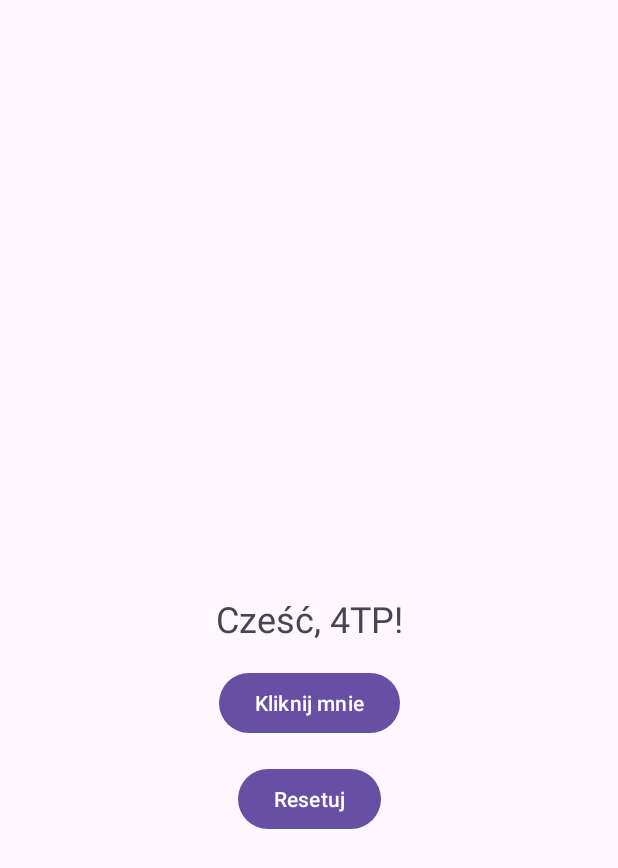
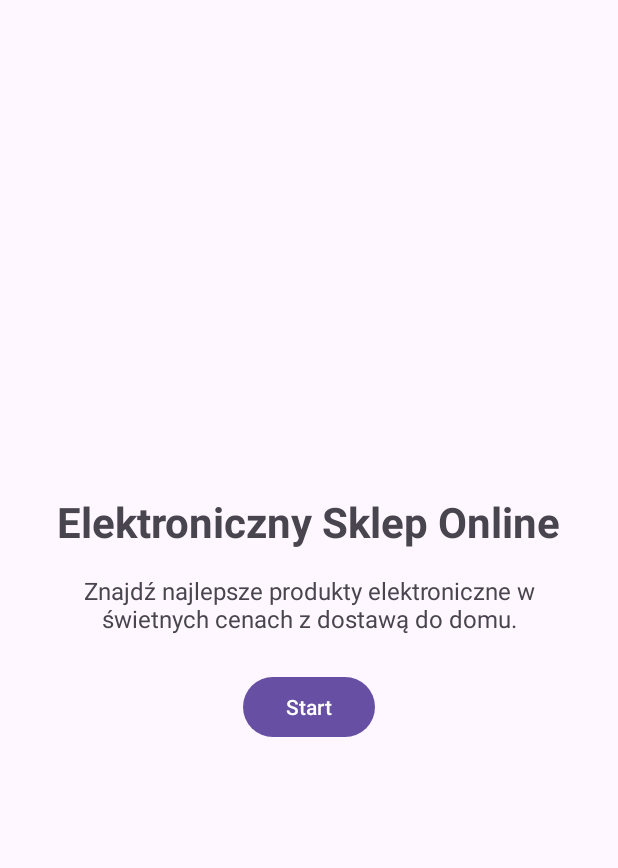
Before and after one commit to oszok/HelloApp, an Android app: the screen it shows after launch (MainActivity), on a phone screen of 412 x 824 dp. Shown: the top 868 px of the screen. Run offline under Robolectric (Android 15) with nearby library versions, the phone set to English and light mode, and no system bars.

Commit message:
Zadanie 6 - sklep

```diff
--- a/app/src/main/java/com/example/helloapp/MainActivity.java
+++ b/app/src/main/java/com/example/helloapp/MainActivity.java
@@ -2,7 +2,6 @@ package com.example.helloapp;
 
 import android.os.Bundle;
 import android.widget.Button;
-import android.widget.TextView;
 import android.widget.Toast;
 
 import androidx.activity.EdgeToEdge;
@@ -13,36 +12,24 @@ import androidx.core.view.WindowInsetsCompat;
 
 public class MainActivity extends AppCompatActivity {
 
-    private TextView textGreeting;
-    private Button buttonClick;
-    private Button buttonReset;
-    private int clickCount = 0;
+    private Button buttonStart;
 
     @Override
     protected void onCreate(Bundle savedInstanceState) {
         super.onCreate(savedInstanceState);
         EdgeToEdge.enable(this);
         setContentView(R.layout.activity_main);
+
         ViewCompat.setOnApplyWindowInsetsListener(findViewById(R.id.main), (v, insets) -> {
             Insets systemBars = insets.getInsets(WindowInsetsCompat.Type.systemBars());
             v.setPadding(systemBars.left, systemBars.top, systemBars.right, systemBars.bottom);
             return insets;
         });
 
-        textGreeting = findViewById(R.id.text_greeting);
-        buttonClick = findViewById(R.id.button_click);
-        buttonReset = findViewById(R.id.button_reset); // <-- Tutaj brakowało tej linijki!
+        buttonStart = findViewById(R.id.button_start);
 
-        buttonClick.setOnClickListener(v -> {
-            clickCount++;
-            textGreeting.setText("Kliknięto " + clickCount + " razy");
-            Toast.makeText(this, R.string.clicked, Toast.LENGTH_SHORT).show();
-        });
-
-        buttonReset.setOnClickListener(v -> {
-            clickCount = 0; // Poprawiono logikę na faktyczne zerowanie
-            textGreeting.setText("Zresetowano");
-            Toast.makeText(this, "Zresetowano", Toast.LENGTH_SHORT).show();
+        buttonStart.setOnClickListener(v -> {
+            Toast.makeText(this, R.string.toast_soon, Toast.LENGTH_SHORT).show();
         });
     }
 }
--- a/app/src/main/res/layout/activity_main.xml
+++ b/app/src/main/res/layout/activity_main.xml
@@ -9,34 +9,42 @@
     tools:context=".MainActivity">
 
     <TextView
-        android:id="@+id/text_greeting"
+        android:id="@+id/text_title"
         android:layout_width="wrap_content"
         android:layout_height="wrap_content"
-        android:text="@string/greeting"
-        android:textSize="24sp"
+        android:text="@string/shop_title"
+        android:textSize="28sp"
+        android:textStyle="bold"
+        app:layout_constraintBottom_toTopOf="@id/text_description"
+        app:layout_constraintEnd_toEndOf="parent"
+        app:layout_constraintStart_toStartOf="parent"
+        app:layout_constraintTop_toTopOf="parent"
+        app:layout_constraintVertical_chainStyle="packed" />
+
+    <TextView
+        android:id="@+id/text_description"
+        android:layout_width="0dp"
+        android:layout_height="wrap_content"
+        android:layout_marginStart="32dp"
+        android:layout_marginTop="16dp"
+        android:layout_marginEnd="32dp"
+        android:layout_marginBottom="24dp"
+        android:gravity="center"
+        android:text="@string/shop_description"
+        android:textSize="16sp"
+        app:layout_constraintBottom_toTopOf="@id/button_start"
+        app:layout_constraintEnd_toEndOf="parent"
+        app:layout_constraintStart_toStartOf="parent"
+        app:layout_constraintTop_toBottomOf="@id/text_title" />
+
+    <Button
+        android:id="@+id/button_start"
+        android:layout_width="wrap_content"
+        android:layout_height="wrap_content"
+        android:text="@string/button_start"
         app:layout_constraintBottom_toBottomOf="parent"
         app:layout_constraintEnd_toEndOf="parent"
         app:layout_constraintStart_toStartOf="parent"
-        app:layout_constraintTop_toTopOf="parent" />
-
-    <Button
-        android:id="@+id/button_click"
-        android:layout_width="wrap_content"
-        android:layout_height="wrap_content"
-        android:layout_marginTop="16dp"
-        android:text="@string/button_click"
-        app:layout_constraintEnd_toEndOf="parent"
-        app:layout_constraintStart_toStartOf="parent"
-        app:layout_constraintTop_toBottomOf="@id/text_greeting" />
-
-    <Button
-        android:id="@+id/button_reset"
-        android:layout_width="wrap_content"
-        android:layout_height="wrap_content"
-        android:layout_marginTop="16dp"
-        android:text="@string/button_reset"
-        app:layout_constraintEnd_toEndOf="parent"
-        app:layout_constraintStart_toStartOf="parent"
-        app:layout_constraintTop_toBottomOf="@id/button_click" />
+        app:layout_constraintTop_toBottomOf="@id/text_description" />
 
 </androidx.constraintlayout.widget.ConstraintLayout>
--- a/app/src/main/res/values/strings.xml
+++ b/app/src/main/res/values/strings.xml
@@ -1,7 +1,7 @@
 <resources>
-    <string name="app_name">HelloApp</string>
-    <string name="greeting">Cześć, 4TP!</string>
-    <string name="button_click">Kliknij mnie</string>
-    <string name="clicked">Kliknięto!</string>
-    <string name="button_reset">Resetuj</string>
+    <string name="app_name">Mój Sklep</string>
+    <string name="shop_title">Elektroniczny Sklep Online</string>
+    <string name="shop_description">Znajdź najlepsze produkty elektroniczne w świetnych cenach z dostawą do domu.</string>
+    <string name="button_start">Start</string>
+    <string name="toast_soon">Wkrótce</string>
 </resources>
```
